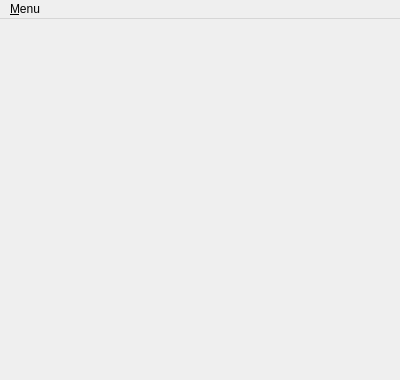
First picture: the form in FiveOfRuler/UserWindow.ui, repository simneol/JuDeP, before the edit; both pictures show x 0 to 400 and y 0 to 380 of the 400 by 600 pixel window.
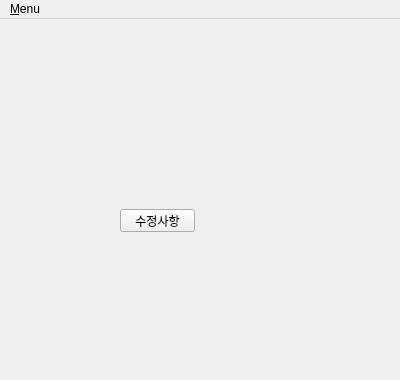
Second picture: the form after the edit.

```diff
--- a/FiveOfRuler/UserWindow.ui
+++ b/FiveOfRuler/UserWindow.ui
@@ -13,7 +13,21 @@
   <property name="windowTitle">
    <string>FiveOfRuler (User)</string>
   </property>
-  <widget class="QWidget" name="centralwidget"/>
+  <widget class="QWidget" name="centralwidget">
+   <widget class="QPushButton" name="pushButton">
+    <property name="geometry">
+     <rect>
+      <x>120</x>
+      <y>190</y>
+      <width>75</width>
+      <height>23</height>
+     </rect>
+    </property>
+    <property name="text">
+     <string>수정사항</string>
+    </property>
+   </widget>
+  </widget>
   <widget class="QMenuBar" name="menubar">
    <property name="geometry">
     <rect>
```
Left out of the diff: 2 changed lines with no effect on the pictures.
